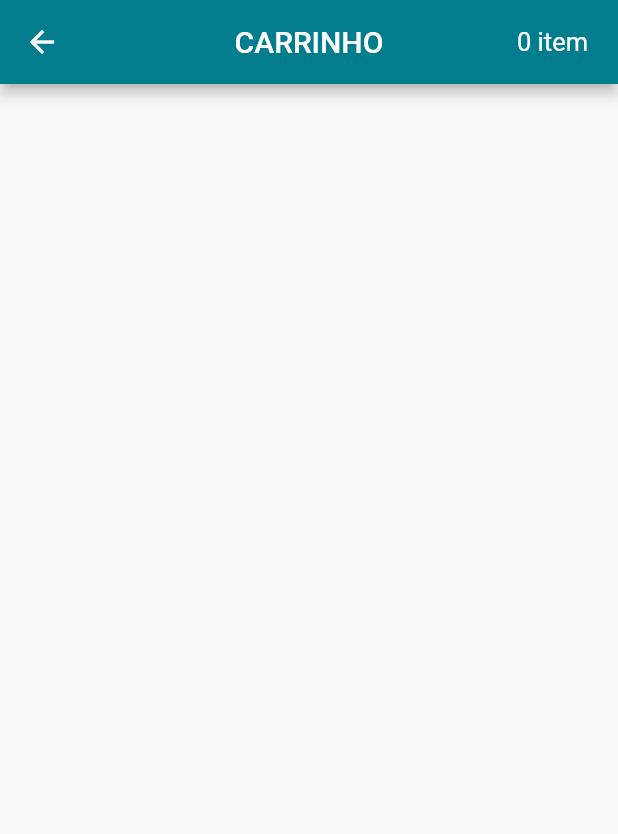
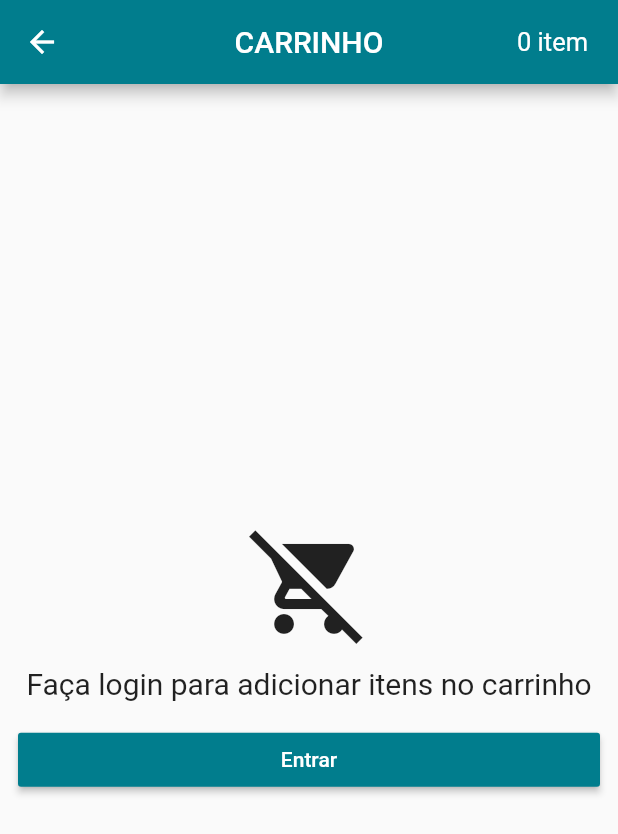
Before and after one commit to yuritoledo/loja-virtual, a Flutter app: the CartScreen screen opened directly, on a phone screen of 412 x 824 dp. Shown: the top 834 px of the screen. Run offline on Flutter 3.47's test engine with Material 2 defaults, Android fonts, the phone set to English and light mode, and no system bars; our stand-ins replace carousel_pro, cloud_firestore, firebase_auth, transparent_image; accounts and stored records are empty.

Commit message:
[WIP] Cart screen building

```diff
--- a/lib/main.dart
+++ b/lib/main.dart
@@ -1,7 +1,6 @@
 import 'package:flutter/material.dart';
 import 'package:lojavirtual/model/cart_model.dart';
 import 'package:lojavirtual/model/user_model.dart';
-import 'package:lojavirtual/screens/cart_screen.dart';
 import 'package:lojavirtual/screens/home_screen.dart';
 import 'package:scoped_model/scoped_model.dart';
 
@@ -21,7 +20,7 @@ class MyApp extends StatelessWidget {
                     primaryColor: Color.fromARGB(255, 1, 125, 141),
                     buttonColor: Color.fromARGB(255, 1, 125, 141)),
                 debugShowCheckedModeBanner: false,
-                home: CartScreen()));
+                home: HomeScreen()));
       }),
     );
     // home: RegisterScreen());
--- a/lib/model/cart_model.dart
+++ b/lib/model/cart_model.dart
@@ -11,6 +11,10 @@ class CartModel extends Model {
   CartModel(this._user);
 
   int quantityItems() => _products.length;
+
+  bool isLoading = false;
+
+  List<CartData> get products => _products;
 
   static CartModel of(BuildContext context) =>
       ScopedModel.of<CartModel>(context);
--- a/lib/screens/cart_screen.dart
+++ b/lib/screens/cart_screen.dart
@@ -1,5 +1,7 @@
 import 'package:flutter/material.dart';
 import 'package:lojavirtual/model/cart_model.dart';
+import 'package:lojavirtual/model/user_model.dart';
+import 'package:lojavirtual/screens/auth/login.dart';
 import 'package:scoped_model/scoped_model.dart';
 
 class CartScreen extends StatelessWidget {
@@ -26,6 +28,79 @@ class CartScreen extends StatelessWidget {
               ))
         ],
       ),
+      body: ScopedModelDescendant<CartModel>(
+        builder: (context, child, model) {
+          if (model.isLoading && UserModel.of(context).isLogged()) {
+            return Center(
+              child: CircularProgressIndicator(),
+            );
+          } else if (!UserModel.of(context).isLogged()) {
+            return NotLogged();
+          } else if (model.products == null || model.products.isEmpty) {
+            return EmptyCart();
+          }
+          return Text('ja');
+        },
+      ),
     );
   }
 }
+
+class EmptyCart extends StatelessWidget {
+  @override
+  Widget build(BuildContext context) {
+    return Center(
+      child: Container(
+        padding: const EdgeInsets.all(12.0),
+        child: Column(
+          mainAxisAlignment: MainAxisAlignment.center,
+          crossAxisAlignment: CrossAxisAlignment.stretch,
+          children: <Widget>[
+            Text(
+              'Nenhum item no carrinho!',
+              style: TextStyle(fontSize: 20, fontWeight: FontWeight.bold),
+              textAlign: TextAlign.center,
+            ),
+          ],
+        ),
+      ),
+    );
+  }
+}
+
+class NotLogged extends StatelessWidget {
+  @override
+  Widget build(BuildContext context) {
+    return Center(
+      child: Container(
+        padding: const EdgeInsets.all(12.0),
+        child: Column(
+          mainAxisAlignment: MainAxisAlignment.center,
+          crossAxisAlignment: CrossAxisAlignment.stretch,
+          children: <Widget>[
+            Icon(
+              Icons.remove_shopping_cart,
+              size: 80,
+            ),
+            SizedBox(height: 15),
+            Text(
+              'Faça login para adicionar itens no carrinho',
+              style: TextStyle(fontSize: 20),
+              textAlign: TextAlign.center,
+            ),
+            SizedBox(height: 15),
+            RaisedButton(
+                child: Text(
+                  'Entrar',
+                  style: TextStyle(color: Colors.white),
+                ),
+                onPressed: () {
+                  Navigator.of(context).push(
+                      MaterialPageRoute(builder: (context) => LoginScreen()));
+                })
+          ],
+        ),
+      ),
+    );
+  }
+}
```
